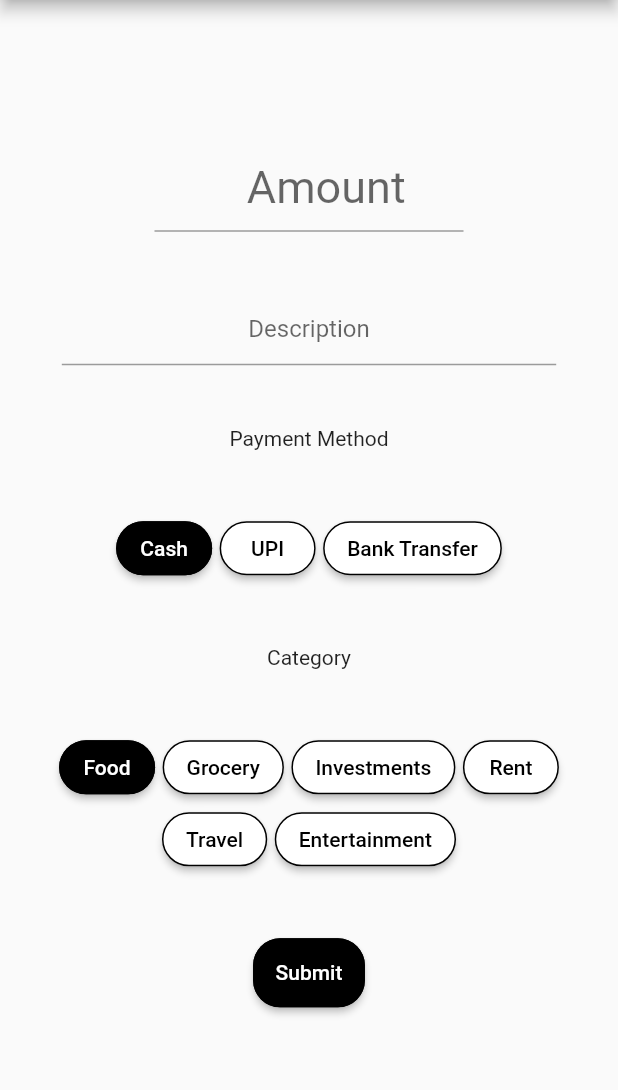
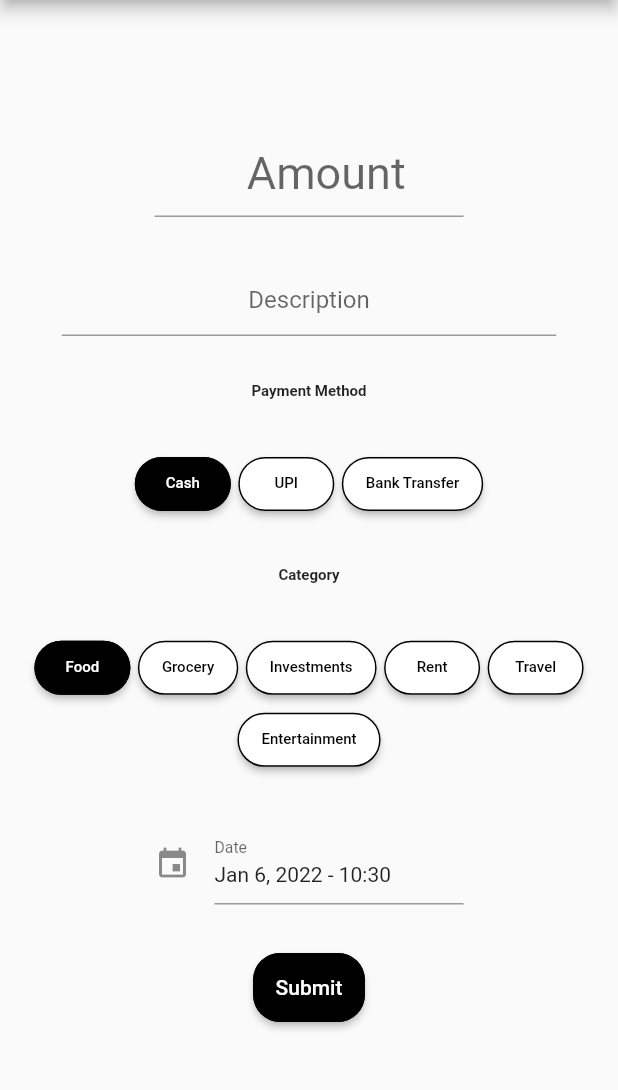
Before and after one commit to bunny98/Expenses-App, a Flutter app: the screen it shows after launch, after a tap on the "add" icon, on a phone screen of 412 x 824 dp, the part 84-1174 px from its top. Run offline on Flutter 3.47's test engine with Material 2 defaults, Android fonts, the phone set to English and light mode, and no system bars; drawn by our look-alikes of date_time_picker; our stand-ins replace flutter_slidable, fluttertoast, permission_handler, rflutter_alert, shared_preferences, sqflite and 1 more; missing offline and left inert: filesystem_picker, qr_code_scanner, sqflite_common_porter, upi_india; accounts and stored records are empty; statements that could not run were skipped.

Commit message:
Edit expense time

```diff
--- a/lib/screens/add_edit_expense_screen.dart
+++ b/lib/screens/add_edit_expense_screen.dart
@@ -7,6 +7,7 @@ import 'package:expense/view_model.dart/expense_view_model.dart';
 import 'package:flutter/material.dart';
 import 'package:uuid/uuid.dart';
 import 'package:provider/provider.dart';
+import 'package:date_time_picker/date_time_picker.dart';
 
 class AddEditExpenseScreen extends StatefulWidget {
   const AddEditExpenseScreen(
@@ -32,6 +33,7 @@ class _AddEditExpenseScreenState extends State<AddEditExpenseScreen> {
   final _uuid = const Uuid();
   final String _amountKey = "amt";
   final String _descriptionKey = "des";
+  final String _dateTimeKey = "time";
   final _foregroundColor = MaterialStateProperty.all<Color>(Colors.white);
   final _backgroundColor = MaterialStateProperty.all<Color>(Colors.black);
 
@@ -50,6 +52,7 @@ class _AddEditExpenseScreenState extends State<AddEditExpenseScreen> {
       case AddExpenseMode.EDIT:
         _data.putIfAbsent(_descriptionKey, () => widget.expense!.description);
         _data.putIfAbsent(_amountKey, () => widget.expense!.amount);
+        _data.putIfAbsent(_dateTimeKey, () => widget.expense!.time);
         _categoryEncapsulator.chooseCategory(_categoryEncapsulator
             .getCategoryFromId(widget.expense!.categoryId));
         PaymentTypes.choosePaymentType(widget.expense!.paymentType);
@@ -58,12 +61,14 @@ class _AddEditExpenseScreenState extends State<AddEditExpenseScreen> {
       case AddExpenseMode.ADDITION_FROM_CATEGORY_PAGE:
         _data.putIfAbsent(_descriptionKey, () => "");
         _data.putIfAbsent(_amountKey, () => 0);
+        _data.putIfAbsent(_dateTimeKey, () => DateTime.now());
         _categoryEncapsulator.chooseCategory(widget.category!);
         PaymentTypes.setDefaultPaymentType();
         break;
       default:
         _data.putIfAbsent(_descriptionKey, () => "");
         _data.putIfAbsent(_amountKey, () => 0);
+        _data.putIfAbsent(_dateTimeKey, () => DateTime.now());
         _categoryEncapsulator.setDefaultCategory();
         PaymentTypes.setDefaultPaymentType();
         _setCategoryWidgets();
@@ -82,7 +87,10 @@ class _AddEditExpenseScreenState extends State<AddEditExpenseScreen> {
               _setPaymentMethodWidgets();
             });
           },
-          child: Text(element),
+          child: Text(
+            element,
+            style: TextStyle(fontSize: 10),
+          ),
           style: ButtonStyle(
               foregroundColor: PaymentTypes.getChosenPaymentType() == element
                   ? _foregroundColor
@@ -107,7 +115,10 @@ class _AddEditExpenseScreenState extends State<AddEditExpenseScreen> {
               _setCategoryWidgets();
             });
           },
-          child: Text(element.name),
+          child: Text(
+            element.name,
+            style: TextStyle(fontSize: 10),
+          ),
           style: ButtonStyle(
               foregroundColor:
                   _categoryEncapsulator.getChosenCategory() == element
@@ -141,7 +152,7 @@ class _AddEditExpenseScreenState extends State<AddEditExpenseScreen> {
                 ? "Nil"
                 : _data[_descriptionKey],
             paymentType: PaymentTypes.getChosenPaymentType(),
-            time: widget.expense!.time,
+            time: _data[_dateTimeKey],
             categoryId: _categoryEncapsulator.getChosenCategory().id);
         await _expenseViewModel.editExpense(
             oldExpense: widget.expense!,
@@ -158,7 +169,7 @@ class _AddEditExpenseScreenState extends State<AddEditExpenseScreen> {
                 ? "Nil"
                 : _data[_descriptionKey],
             paymentType: PaymentTypes.getChosenPaymentType(),
-            time: DateTime.now(),
+            time: _data[_dateTimeKey],
             categoryId: _categoryEncapsulator.getChosenCategory().id);
         await _expenseViewModel.addExpense(obj);
     }
@@ -233,7 +244,11 @@ class _AddEditExpenseScreenState extends State<AddEditExpenseScreen> {
                     // SizedBox(
                     //   height: 10,
                     // ),
-                    const Text("Payment Method"),
+                    const Text(
+                      "Payment Method",
+                      style:
+                          TextStyle(fontSize: 10, fontWeight: FontWeight.bold),
+                    ),
                     Wrap(
                       alignment: WrapAlignment.center,
                       spacing: 5,
@@ -243,14 +258,39 @@ class _AddEditExpenseScreenState extends State<AddEditExpenseScreen> {
                     //   height: 10,
                     // ),
                     if (_isAddingFromCategoryPage)
-                      Text("Category: ${widget.category!.name}"),
-                    if (!_isAddingFromCategoryPage) const Text("Category"),
+                      Text(
+                        "Category: ${widget.category!.name}",
+                        style: TextStyle(
+                            fontSize: 10, fontWeight: FontWeight.bold),
+                      ),
+                    if (!_isAddingFromCategoryPage)
+                      const Text(
+                        "Category",
+                        style: TextStyle(
+                            fontSize: 10, fontWeight: FontWeight.bold),
+                      ),
                     if (!_isAddingFromCategoryPage)
                       Wrap(
                         alignment: WrapAlignment.center,
                         spacing: 5,
                         children: _categoryWidgets,
                       ),
+                    SizedBox(
+                      width: MediaQuery.of(context).size.width * 0.5,
+                      child: DateTimePicker(
+                        style: const TextStyle(fontSize: 14),
+                        type: DateTimePickerType.dateTime,
+                        // dateMask: 'd MMM, yyyy',
+                        initialValue: _data[_dateTimeKey].toString(),
+                        firstDate: DateTime(2020),
+                        lastDate: DateTime.now(),
+                        icon: const Icon(Icons.event),
+                        dateLabelText: 'Date',
+                        timeLabelText: "Time",
+                        onChanged: (val) =>
+                            _data[_dateTimeKey] = DateTime.parse(val),
+                      ),
+                    ),
                     // SizedBox(
                     //   height: 10,
                     // ),
--- a/pubspec.yaml
+++ b/pubspec.yaml
@@ -50,6 +50,7 @@ dependencies:
   fluttertoast: ^8.0.8
   qr_code_scanner: ^0.6.1
   upi_india: ^3.0.1
+  date_time_picker: ^2.1.0
   sqflite_common_porter:
     git:
       url: https://github.com/tekartik/sqflite_more
```
Also changed, not shown: pubspec.lock.
